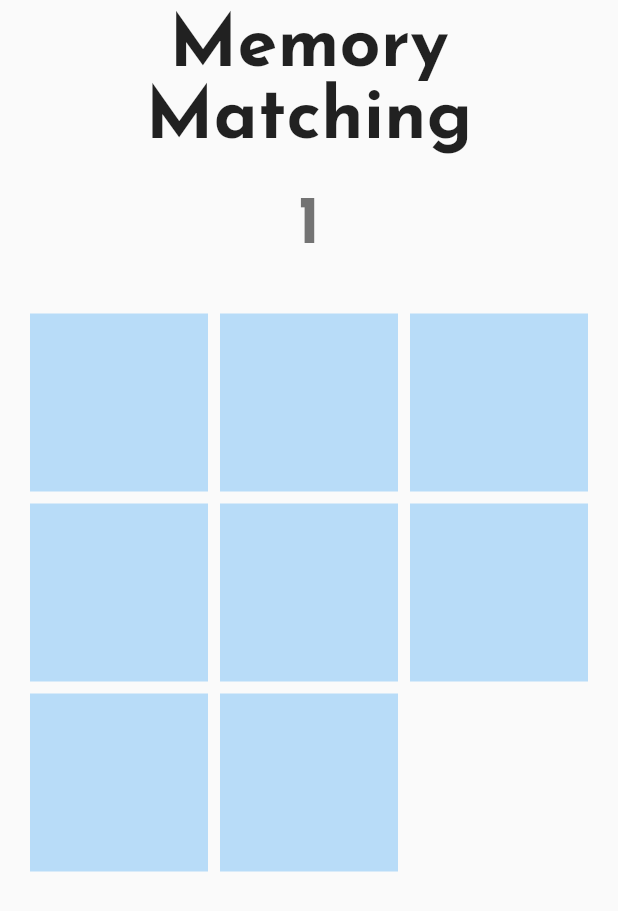
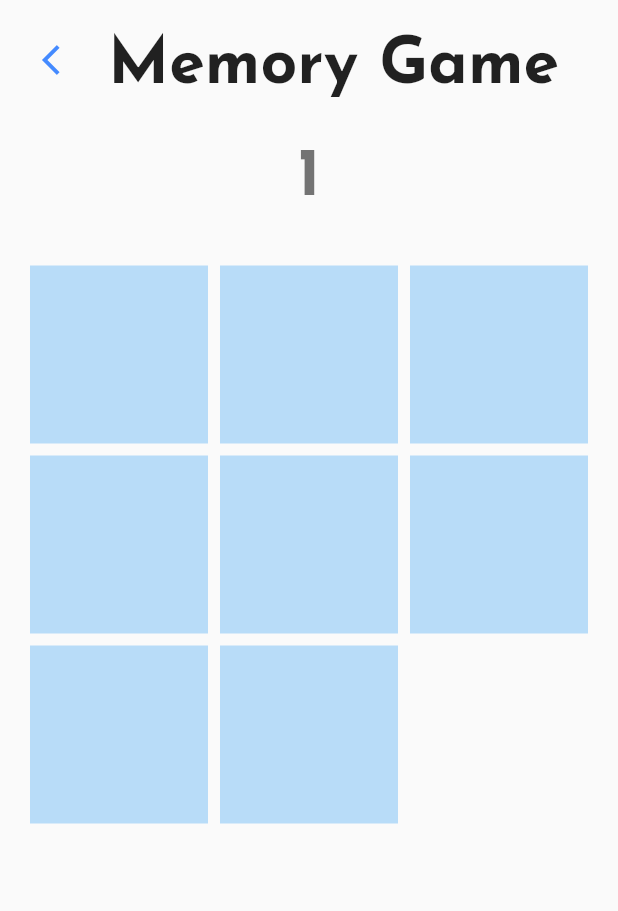
Before and after one commit to dwvicy/cognitionAD, a Flutter app: the Home screen opened by its route, on a phone screen of 412 x 824 dp. Shown: the top 911 px of the screen. Run offline on Flutter 3.47's test engine with Material 2 defaults, Android fonts, the phone set to English and light mode, and no system bars; drawn by our look-alikes of flip_card; our stand-ins replace flare_flutter, rxdart, shared_preferences, vibration; accounts and stored records are empty; statements that could not run were skipped.

Commit message:
final for real changes

```diff
--- a/lib/constants/colors.dart
+++ b/lib/constants/colors.dart
@@ -9,7 +9,7 @@ class AppTheme {
 }
 
 class Style {
-  static const TextStyle bigHead = TextStyle(fontFamily: 'Josefin', fontSize: 48);
+  static const TextStyle bigHead = TextStyle(fontFamily: 'Josefin', fontSize: 43);
   static const TextStyle smolHead = TextStyle(fontFamily: 'Josefin', fontSize: 35);
   static const TextStyle smolText = TextStyle(fontFamily: 'Josefin', fontSize: 20);
   static const TextStyle smollyWhite =
--- a/lib/screens/memory_game.dart
+++ b/lib/screens/memory_game.dart
@@ -59,11 +59,26 @@ class _HomeState extends State<Home> {
               Center(
                 child: Padding(
                   padding: const EdgeInsets.all(8.0),
-                  child: Text(
-                    'Memory Matching',
-                    textAlign: TextAlign.center,
-                    style: Style.bigHead,
-                  ),
+                  child: Row(children: [
+                    Padding(
+                      padding: const EdgeInsets.all(8.0),
+                      child: IconButton(
+                        onPressed: () {
+                          Navigator.pushNamed(context, '/');
+                        },
+                        icon: Icon(Icons.arrow_back_ios),
+                        color: Colors.blueAccent,
+                      ),
+                    ),
+                    Padding(
+                      padding: const EdgeInsets.only(top: 10.0),
+                      child: Text(
+                        'Memory Game',
+                        textAlign: TextAlign.center,
+                        style: Style.bigHead,
+                      ),
+                    ),
+                  ]),
                 ),
               ),
               Padding(
@@ -165,7 +180,7 @@ class _HomeState extends State<Home> {
                   ),
                 ),
               );
-              level *= 2;
+              level = level + 4;
             },
             child: Text("NEXT"),
           ),
```
Also changed, not shown: lib/screens/main_menu_react/main_menu.dart (+16 -4 lines).
